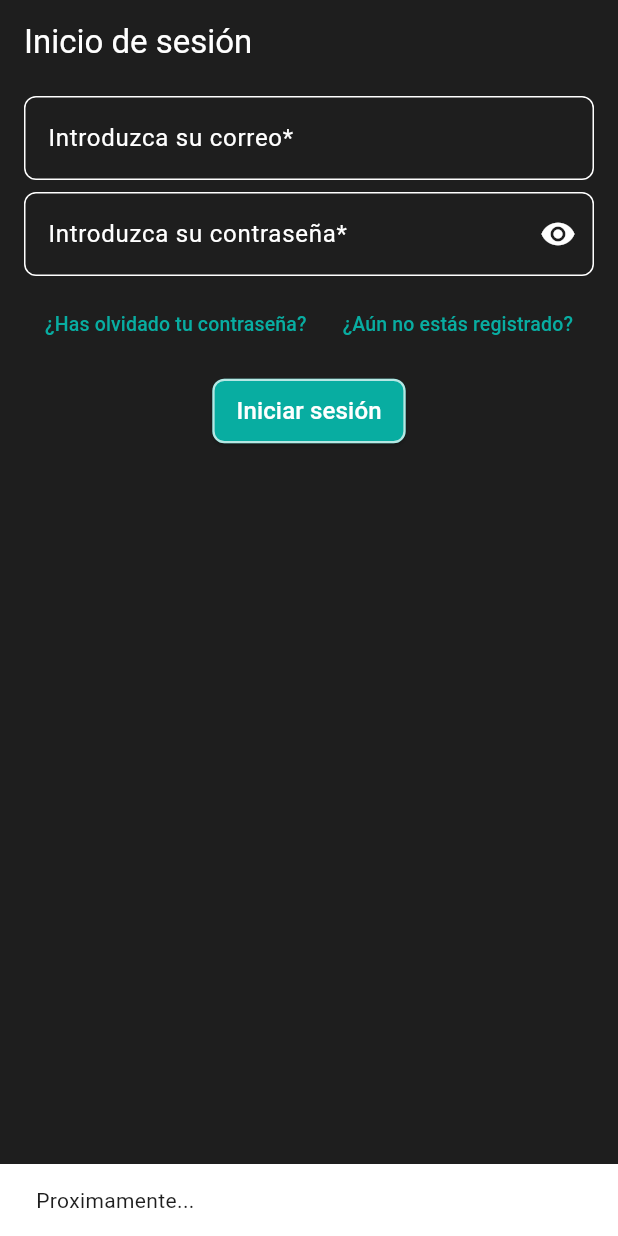
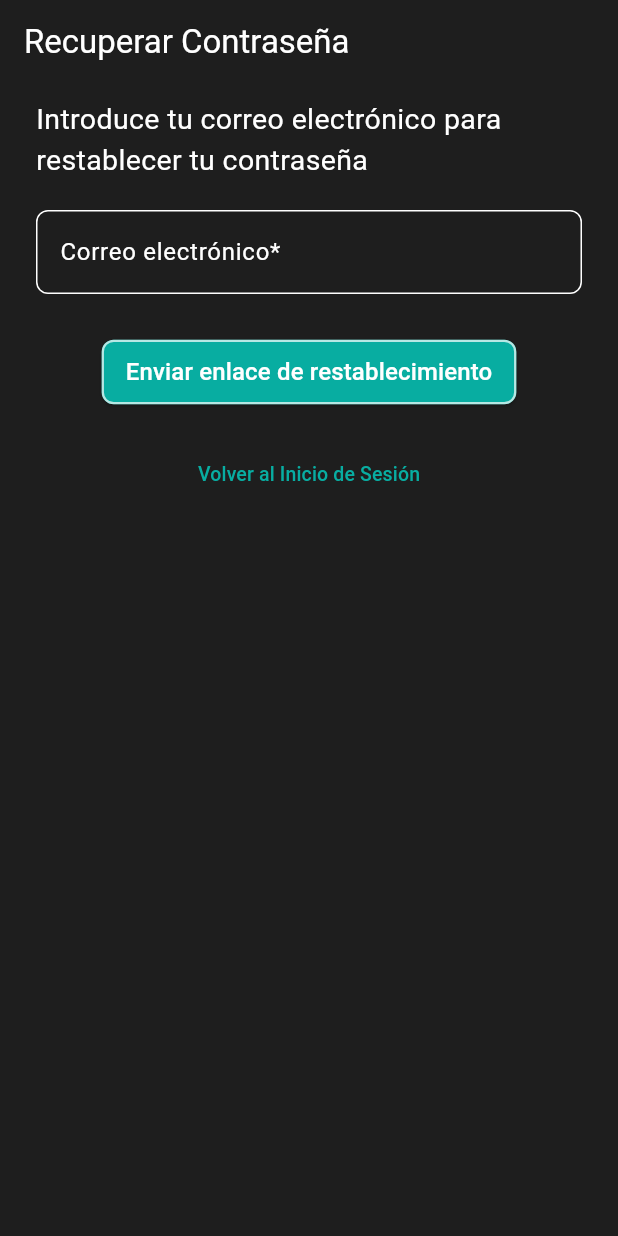
Before and after one commit to Serter998/CarSeek, a Flutter app: the screen it shows after launch, after a tap on "¿Has olvidado tu contraseña?", on a phone screen of 412 x 824 dp. Run offline on Flutter 3.47's test engine with Material 3 defaults, Android fonts, the phone set to English and light mode, and no system bars; our stand-ins replace dartz, flutter_bloc, flutter_dotenv, flutter_secure_storage, get_it, supabase_flutter; accounts and stored records are empty.

Commit message:
Implementación de funcionalidad en la app: botón para recordar credenciales y pantalla para recuperación de contraseña.

```diff
--- /dev/null
+++ b/lib/core/services/remembered_credentials_service.dart
@@ -0,0 +1,24 @@
+import 'package:flutter_secure_storage/flutter_secure_storage.dart';
+
+class RememberedCredentialsService {
+  final FlutterSecureStorage _storage = FlutterSecureStorage();
+
+  Future<void> saveCredentials(String email, String password) async {
+    await _storage.write(key: 'remembered_email', value: email);
+    await _storage.write(key: 'remembered_password', value: password);
+  }
+
+  Future<void> deleteCredentials() async {
+    await _storage.delete(key: 'remembered_email');
+    await _storage.delete(key: 'remembered_password');
+  }
+
+  Future<Map<String, String?>> loadCredentials() async {
+    final rememberedEmail = await _storage.read(key: 'remembered_email');
+    final rememberedPassword = await _storage.read(key: 'remembered_password');
+    return {
+      'email': rememberedEmail,
+      'password': rememberedPassword,
+    };
+  }
+}
--- a/lib/features/auth/presentation/blocs/auth_bloc.dart
+++ b/lib/features/auth/presentation/blocs/auth_bloc.dart
@@ -64,11 +64,12 @@ class AuthBloc extends Bloc<AuthEvent, AuthState> {
       });
     });
 
-    on<OnCerrarSesionEvent>((event, emit) async {
+    on<OnCloseSessionEvent>((event, emit) async {
       final resp = await _cerrarSesionUseCase();
 
       resp.fold((f) => emit(AuthError(failure: f)), (r) => emit(AuthInitial()));
     });
+
 
     on<OnNavigateToRegisterEvent>((event, emit) {
       emit(AuthRegister());
@@ -77,5 +78,9 @@ class AuthBloc extends Bloc<AuthEvent, AuthState> {
     on<OnNavigateToLoginEvent>((event, emit) {
       emit(AuthInitial());
     });
+
+    on<OnNavigateToForgotPasswordEvent>((event, emit) {
+      emit(AuthForgotPassword());
+    });
   }
 }
--- a/lib/features/auth/presentation/blocs/auth_event.dart
+++ b/lib/features/auth/presentation/blocs/auth_event.dart
@@ -25,10 +25,19 @@ class OnLoginEvent extends AuthEvent {
   OnLoginEvent({required this.email, required this.password});
 }
 
+class OnForgotPasswordEvent extends AuthEvent {
+  final String email;
+
+  OnForgotPasswordEvent({required this.email});
+}
+
+
 class OnCheckUserLoginEvent extends AuthEvent {}
 
-class OnCerrarSesionEvent extends AuthEvent {}
+class OnCloseSessionEvent extends AuthEvent {}
 
 class OnNavigateToRegisterEvent extends AuthEvent {}
 
 class OnNavigateToLoginEvent extends AuthEvent {}
+
+class OnNavigateToForgotPasswordEvent extends AuthEvent {}
--- a/lib/features/auth/presentation/blocs/auth_state.dart
+++ b/lib/features/auth/presentation/blocs/auth_state.dart
@@ -5,6 +5,7 @@ sealed class AuthState {}
 final class AuthInitial extends AuthState {}
 final class AuthRegister extends AuthState {}
 final class AuthLoading extends AuthState {}
+class AuthForgotPassword extends AuthState {}
 final class AuthSuccess extends AuthState {
   final Usuario user;
   AuthSuccess({required this.user});
--- a/lib/features/auth/presentation/screens/auth_screen.dart
+++ b/lib/features/auth/presentation/screens/auth_screen.dart
@@ -1,6 +1,7 @@
 import 'package:car_seek/features/auth/presentation/blocs/auth_bloc.dart';
 import 'package:car_seek/features/auth/presentation/screens/auth_error_screen.dart';
 import 'package:car_seek/features/auth/presentation/screens/auth_success_screen.dart';
+import 'package:car_seek/features/auth/presentation/screens/forgot_password_screen.dart';
 import 'package:car_seek/features/auth/presentation/screens/login_screen.dart';
 import 'package:car_seek/features/auth/presentation/screens/register_screen.dart';
 import 'package:flutter/material.dart';
@@ -24,7 +25,9 @@ class AuthScreen extends StatelessWidget {
               return const Text("Inicio de sesión");
             } else if (state is AuthSuccess) {
               return const Text("Acceso exitoso");
-            } else if (state is AuthError) {
+            } else if (state is AuthForgotPassword){
+              return const Text("Recuperar Contraseña");
+            }else if (state is AuthError) {
               return const Text("");
             } else if (state is AuthLoading) {
               return const Text("Cargando");
@@ -43,6 +46,8 @@ class AuthScreen extends StatelessWidget {
               return LoginScreen();
             case AuthRegister():
               return RegisterScreen();
+            case AuthForgotPassword():
+              return ForgotPasswordScreen();
             case AuthError():
               return AuthErrorScreen(failure: state.failure);
             case AuthSuccess():
--- /dev/null
+++ b/lib/features/auth/presentation/screens/forgot_password_screen.dart
@@ -0,0 +1,85 @@
+import 'package:flutter/material.dart';
+import 'package:car_seek/features/auth/presentation/blocs/auth_bloc.dart';
+import 'package:car_seek/features/auth/presentation/widgets/action_button.dart';
+import 'package:car_seek/features/auth/presentation/widgets/custom_snack_bar.dart';
+import 'package:car_seek/features/auth/presentation/widgets/redirect_text_button.dart';
+import 'package:car_seek/features/auth/presentation/widgets/text_fields.dart';
+import 'package:car_seek/core/services/validation_service.dart';
+import 'package:flutter_bloc/flutter_bloc.dart';
+
+class ForgotPasswordScreen extends StatefulWidget {
+  const ForgotPasswordScreen({super.key});
+
+  @override
+  State<ForgotPasswordScreen> createState() => _ForgotPasswordScreenState();
+}
+
+class _ForgotPasswordScreenState extends State<ForgotPasswordScreen> {
+  final TextEditingController emailController = TextEditingController();
+
+  @override
+  Widget build(BuildContext context) {
+    return Scaffold(
+      body: Padding(
+        padding: const EdgeInsets.symmetric(horizontal: 16.0, vertical: 10.0),
+        child: Column(
+          mainAxisAlignment: MainAxisAlignment.start,
+          children: [
+            Padding(
+              padding: const EdgeInsets.only(left: 8.0),
+              child: Text(
+                "Introduce tu correo electrónico para restablecer tu contraseña",
+                style: TextStyle(
+                  fontSize: 19,
+                  color: Colors.white,
+                  fontWeight: FontWeight.normal,
+                ),
+                textAlign: TextAlign.left,
+              ),
+            ),
+            const SizedBox(height: 20),
+            InputText(
+              placeholder: "Correo electrónico*",
+              controller: emailController,
+            ),
+            const SizedBox(height: 20),
+            ActionButton(
+              function: () {
+                final email = emailController.text.trim();
+
+                if (email.isNotEmpty) {
+                  if (ValidationService.isCorrectFormat(email, TextFormat.email)) {
+                    context.read<AuthBloc>().add(OnForgotPasswordEvent(email: email));
+                  } else {
+                    CustomSnackBar.showError(
+                      context: context,
+                      message: "Por favor, ingrese un correo válido",
+                    );
+                  }
+                } else {
+                  CustomSnackBar.showWarning(
+                    context: context,
+                    message: "Por favor, ingrese su correo electrónico",
+                  );
+                }
+              },
+              text: "Enviar enlace de restablecimiento",
+            ),
+            const SizedBox(height: 20),
+            Row(
+              mainAxisAlignment: MainAxisAlignment.center,
+              children: [
+                RedirectTextButton(
+                  function: () {
+                    context.read<AuthBloc>().add(OnNavigateToLoginEvent());
+                  },
+                  text: "Volver al Inicio de Sesión",
+                ),
+              ],
+            ),
+          ],
+        ),
+      ),
+    );
+  }
+}
--- a/lib/features/auth/presentation/screens/login_screen.dart
+++ b/lib/features/auth/presentation/screens/login_screen.dart
@@ -1,17 +1,68 @@
+import 'package:car_seek/core/services/remembered_credentials_service.dart';
+import 'package:flutter/material.dart';
+import 'package:flutter_bloc/flutter_bloc.dart';
 import 'package:car_seek/features/auth/presentation/blocs/auth_bloc.dart';
 import 'package:car_seek/features/auth/presentation/widgets/action_button.dart';
 import 'package:car_seek/features/auth/presentation/widgets/custom_snack_bar.dart';
 import 'package:car_seek/features/auth/presentation/widgets/redirect_text_button.dart';
 import 'package:car_seek/features/auth/presentation/widgets/text_fields.dart';
 import 'package:car_seek/features/auth/presentation/widgets/password_input_text.dart';
-import 'package:flutter/material.dart';
-import 'package:flutter_bloc/flutter_bloc.dart';
+import 'package:car_seek/features/auth/presentation/widgets/remember_checkbox.dart';
 
-class LoginScreen extends StatelessWidget {
-  LoginScreen({super.key});
 
+class LoginScreen extends StatefulWidget {
+  const LoginScreen({super.key});
+
+  @override
+  State<LoginScreen> createState() => _LoginScreenState();
+}
+
+class _LoginScreenState extends State<LoginScreen> {
   final TextEditingController emailController = TextEditingController();
   final TextEditingController passwordController = TextEditingController();
+  bool rememberMe = false;
+  final RememberedCredentialsService _credentialsService = RememberedCredentialsService();
+
+  @override
+  void initState() {
+    super.initState();
+    _loadRememberedData();
+  }
+
+  Future<void> _loadRememberedData() async {
+    final credentials = await _credentialsService.loadCredentials();
+    final rememberedEmail = credentials['email'];
+    final rememberedPassword = credentials['password'];
+
+    if (rememberedEmail != null && rememberedPassword != null) {
+      emailController.text = rememberedEmail;
+      passwordController.text = rememberedPassword;
+      setState(() {
+        rememberMe = true;
+      });
+    }
+  }
+
+  // Manejo del login
+  Future<void> _handleLogin(BuildContext context) async {
+    final email = emailController.text.trim();
+    final password = passwordController.text.trim();
+
+    if (email.isNotEmpty && password.isNotEmpty) {
+      if (rememberMe) {
+        await _credentialsService.saveCredentials(email, password);
+      } else {
+        await _credentialsService.deleteCredentials();
+      }
+
+      context.read<AuthBloc>().add(OnLoginEvent(email: email, password: password));
+    } else {
+      CustomSnackBar.showWarning(
+        context: context,
+        message: "Por favor, ingrese su correo y contraseña",
+      );
+    }
+  }
 
   @override
   Widget build(BuildContext context) {
@@ -28,18 +79,21 @@ class LoginScreen extends StatelessWidget {
             placeholder: "Introduzca su contraseña*",
             controller: passwordController,
           ),
+          RememberMeCheckbox(
+            value: rememberMe,
+            onChanged: (value) {
+              setState(() {
+                rememberMe = value!;
+              });
+            },
+          ),
           Row(
             mainAxisAlignment: MainAxisAlignment.center,
             children: [
               RedirectTextButton(
-                function:
-                    () => ScaffoldMessenger.of(context).showSnackBar(
-                      SnackBar(
-                        content: Text(
-                          "Proximamente...",
-                        ),
-                      ),
-                    ),
+                function: () {
+                  context.read<AuthBloc>().add(OnNavigateToForgotPasswordEvent());
+                },
                 text: "¿Has olvidado tu contraseña?",
               ),
               RedirectTextButton(
@@ -52,19 +106,7 @@ class LoginScreen extends StatelessWidget {
           ),
           const SizedBox(height: 10),
           ActionButton(
-            function: () {
-              final email = emailController.text.trim();
-              final password = passwordController.text.trim();
-
-              if (email.isNotEmpty && password.isNotEmpty) {
-                context.read<AuthBloc>().add(
-                  OnLoginEvent(email: email, password: password),
-                );
-              } else {
-                CustomSnackBar.showWarning(context: context,
-                    message: "Por favor, ingrese su correo y contraseña");
-              }
-            },
+            function: () => _handleLogin(context),
             text: "Iniciar sesión",
           ),
         ],
--- /dev/null
+++ b/lib/features/auth/presentation/widgets/remember_checkbox.dart
@@ -0,0 +1,27 @@
+import 'package:flutter/material.dart';
+
+class RememberMeCheckbox extends StatelessWidget {
+  final bool value;
+  final ValueChanged<bool?> onChanged;
+  final String label;
+
+  const RememberMeCheckbox({
+    super.key,
+    required this.value,
+    required this.onChanged,
+    this.label = "Recuérdarme",
+  });
+
+  @override
+  Widget build(BuildContext context) {
+    return Row(
+      children: [
+        Checkbox(
+          value: value,
+          onChanged: onChanged,
+        ),
+        Text(label),
+      ],
+    );
+  }
+}
```
Also changed, not shown: lib/core/services/logo_service.dart (added, +17 -0 lines).
